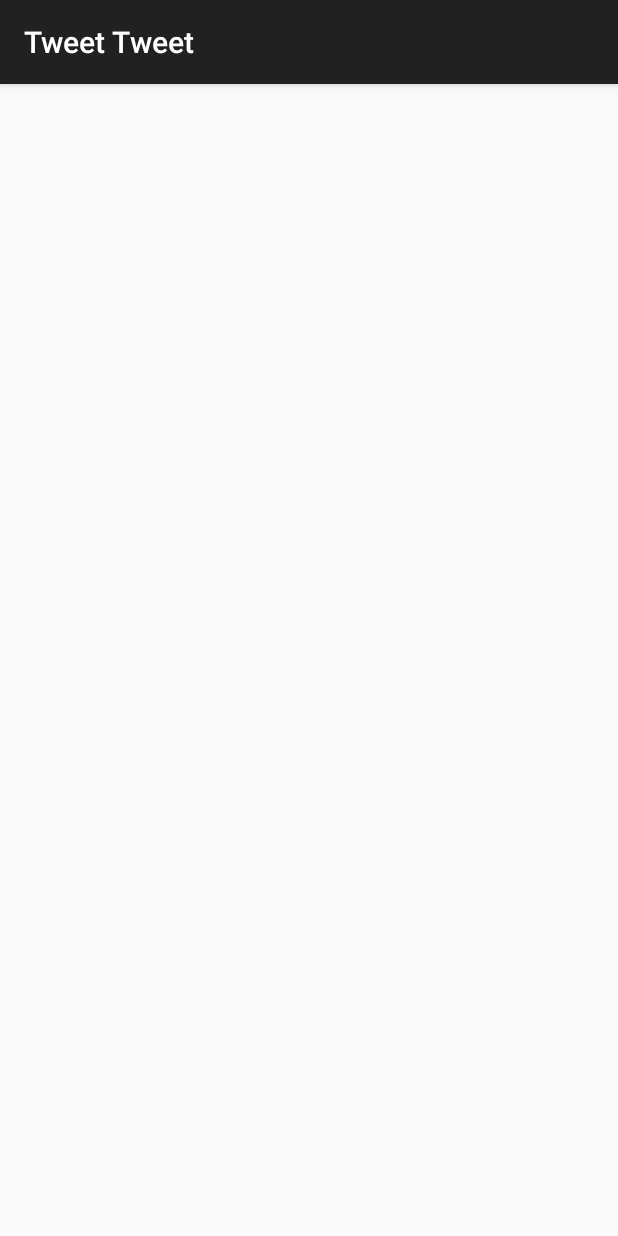
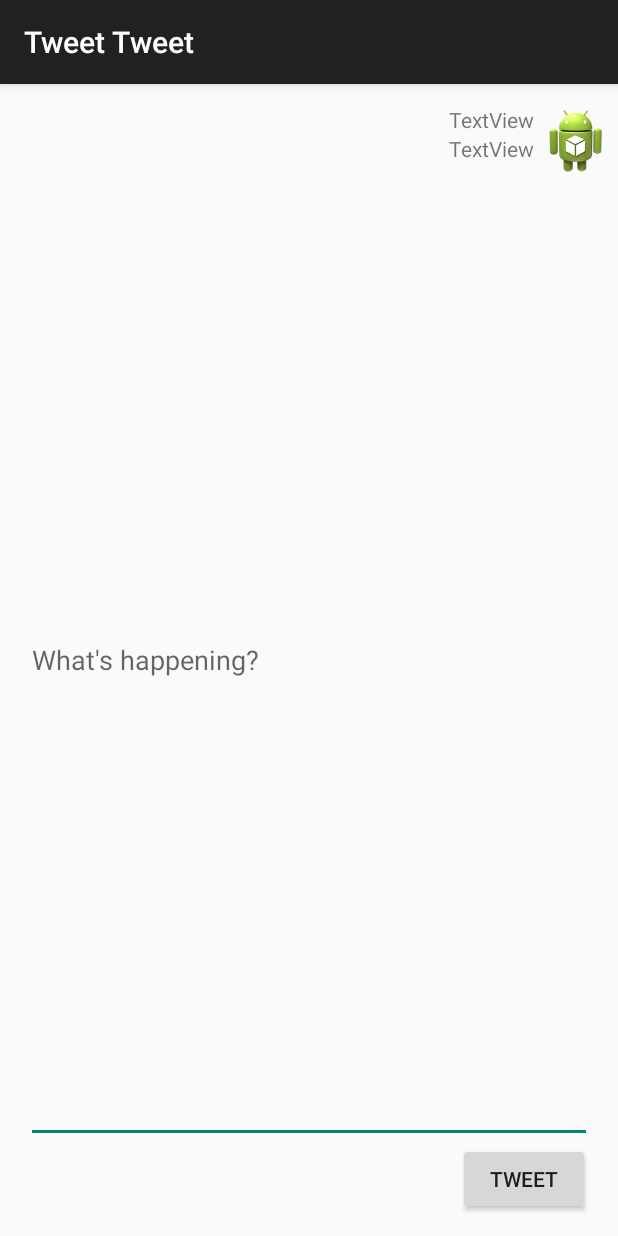
Before and after one commit to AdrianG18/MySimpleTweets, an Android app: the ComposeActivity screen opened directly, with no data from a screen before it, on a phone screen of 412 x 824 dp. Run offline under Robolectric (Android 15) with nearby library versions, the phone set to English and light mode, and no system bars.

Commit message:
Continued work on posting feature

```diff
--- a/app/src/main/java/com/codepath/apps/restclienttemplate/TweetAdapter.java
+++ b/app/src/main/java/com/codepath/apps/restclienttemplate/TweetAdapter.java
@@ -48,6 +48,7 @@ public class TweetAdapter extends RecyclerView.Adapter<TweetAdapter.ViewHolder>
         // populate the views according to this data
         holder.tvUsername.setText(tweet.user.name);
         holder.tvBody.setText(tweet.body);
+        holder.tvRelativeDate.setText(tweet.relativeDate);
 
         Glide.with(context).load(tweet.user.profileImageUrl).into(holder.ivProfileImage);
     }
@@ -63,6 +64,7 @@ public class TweetAdapter extends RecyclerView.Adapter<TweetAdapter.ViewHolder>
         public ImageView ivProfileImage;
         public TextView tvUsername;
         public TextView tvBody;
+        public TextView tvRelativeDate;
 
         public ViewHolder(View itemView) {
             super(itemView);
@@ -72,6 +74,7 @@ public class TweetAdapter extends RecyclerView.Adapter<TweetAdapter.ViewHolder>
             ivProfileImage = (ImageView) itemView.findViewById(R.id.ivProfileImage);
             tvUsername = (TextView) itemView.findViewById(R.id.tvUsername);
             tvBody = (TextView) itemView.findViewById(R.id.tvBody);
+            tvRelativeDate = (TextView) itemView.findViewById(R.id.tvRelativeDate);
         }
     }
 }
--- a/app/src/main/java/com/codepath/apps/restclienttemplate/models/Tweet.java
+++ b/app/src/main/java/com/codepath/apps/restclienttemplate/models/Tweet.java
@@ -1,4 +1,6 @@
 package com.codepath.apps.restclienttemplate.models;
+
+import com.codepath.apps.restclienttemplate.TimeFormatter;
 
 import org.json.JSONException;
 import org.json.JSONObject;
@@ -14,6 +16,7 @@ public class Tweet {
     public long uid; //database ID for the tweet
     public User user;
     public String createdAt;
+    public String relativeDate;
 
     // deserialize the JSON
     public static Tweet fromJSON(JSONObject jsonObject) throws JSONException {
@@ -24,6 +27,7 @@ public class Tweet {
         tweet.uid = jsonObject.getLong("id");
         tweet.createdAt = jsonObject.getString("created_at");
         tweet.user = User.fromJSON(jsonObject.getJSONObject("user"));
+        tweet.relativeDate = TimeFormatter.getTimeDifference(tweet.createdAt);
         return tweet;
     }
 }
--- a/app/src/main/java/com/codepath/apps/restclienttemplate/models/User.java
+++ b/app/src/main/java/com/codepath/apps/restclienttemplate/models/User.java
@@ -1,4 +1,6 @@
 package com.codepath.apps.restclienttemplate.models;
+
+import com.codepath.apps.restclienttemplate.TimeFormatter;
 
 import org.json.JSONException;
 import org.json.JSONObject;
--- a/app/src/main/res/layout/activity_compose.xml
+++ b/app/src/main/res/layout/activity_compose.xml
@@ -6,4 +6,70 @@
     android:layout_height="match_parent"
     tools:context="com.codepath.apps.restclienttemplate.ComposeActivity">
 
+    <ImageView
+        android:id="@+id/imageView"
+        android:layout_width="wrap_content"
+        android:layout_height="wrap_content"
+        app:srcCompat="@drawable/ic_launcher"
+        tools:layout_constraintRight_creator="1"
+        tools:layout_constraintBottom_creator="1"
+        app:layout_constraintBottom_toTopOf="@+id/etTweet"
+        android:layout_marginEnd="4dp"
+        app:layout_constraintRight_toRightOf="parent" />
+
+    <TextView
+        android:id="@+id/tvName"
+        android:layout_width="wrap_content"
+        android:layout_height="wrap_content"
+        android:text="TextView"
+        app:layout_constraintRight_toLeftOf="@+id/imageView"
+        tools:layout_constraintTop_creator="1"
+        tools:layout_constraintRight_creator="1"
+        android:layout_marginEnd="4dp"
+        app:layout_constraintTop_toTopOf="@+id/imageView" />
+
+    <TextView
+        android:id="@+id/tvScreenName"
+        android:layout_width="wrap_content"
+        android:layout_height="wrap_content"
+        android:text="TextView"
+        tools:layout_constraintTop_creator="1"
+        tools:layout_constraintRight_creator="1"
+        app:layout_constraintRight_toRightOf="@+id/tvName"
+        app:layout_constraintTop_toBottomOf="@+id/tvName"
+        tools:layout_constraintLeft_creator="1"
+        app:layout_constraintLeft_toLeftOf="@+id/tvName" />
+
+    <EditText
+        android:id="@+id/etTweet"
+        android:layout_width="0dp"
+        android:layout_height="0dp"
+        android:layout_marginBottom="62dp"
+        android:layout_marginEnd="17dp"
+        android:layout_marginStart="17dp"
+        android:layout_marginTop="62dp"
+        android:ems="10"
+        android:hint="What's happening?"
+        android:inputType="textPersonName"
+        app:layout_constraintBottom_toBottomOf="parent"
+        app:layout_constraintLeft_toLeftOf="parent"
+        app:layout_constraintRight_toRightOf="parent"
+        app:layout_constraintTop_toTopOf="parent"
+        tools:gravity="top"
+        tools:layout_constraintBottom_creator="1"
+        tools:layout_constraintLeft_creator="1"
+        tools:layout_constraintRight_creator="1"
+        tools:layout_constraintTop_creator="1" />
+
+    <Button
+        android:id="@+id/btnSend"
+        android:layout_width="wrap_content"
+        android:layout_height="wrap_content"
+        android:onClick="onTweet"
+        android:text="Tweet"
+        tools:layout_constraintTop_creator="1"
+        tools:layout_constraintRight_creator="1"
+        android:layout_marginEnd="1dp"
+        app:layout_constraintRight_toRightOf="@+id/etTweet"
+        app:layout_constraintTop_toBottomOf="@+id/etTweet" />
 </android.support.constraint.ConstraintLayout>
```
Also changed, not shown: app/src/main/java/com/codepath/apps/restclienttemplate/ComposeActivity.java (+27 -0 lines), app/src/main/java/com/codepath/apps/restclienttemplate/TimeFormatter.java (added, +81 -0 lines), app/src/main/java/com/codepath/apps/restclienttemplate/TimelineActivity.java (+18 -1 lines), app/src/main/res/layout/item_tweet.xml (+10 -0 lines).
